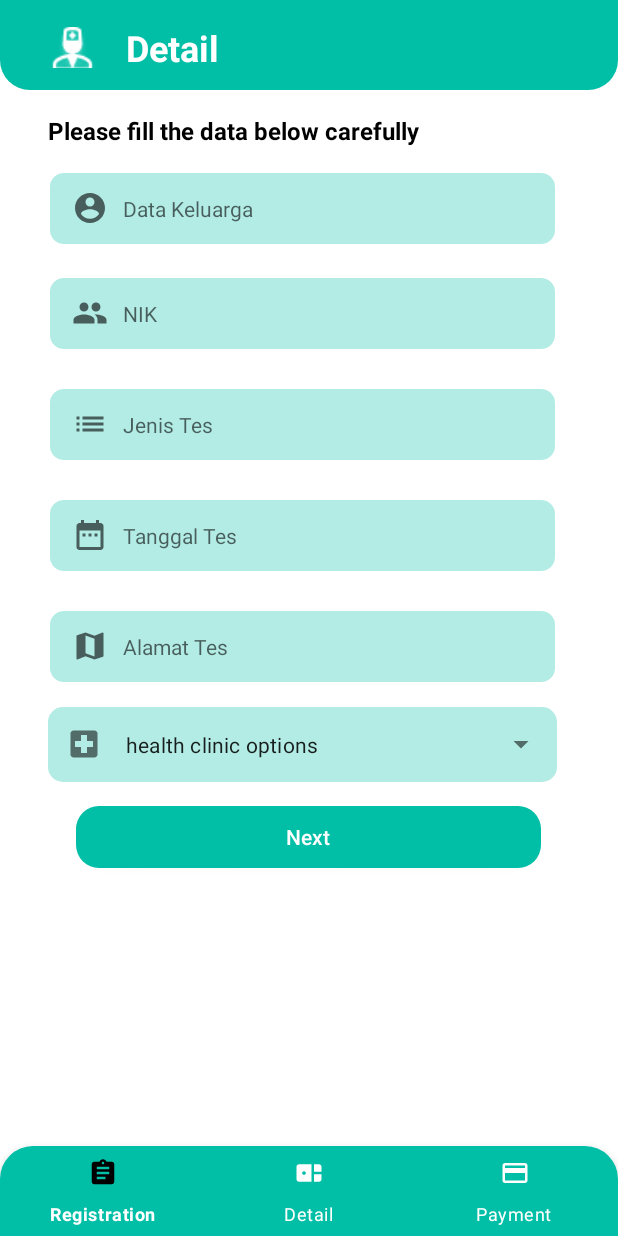
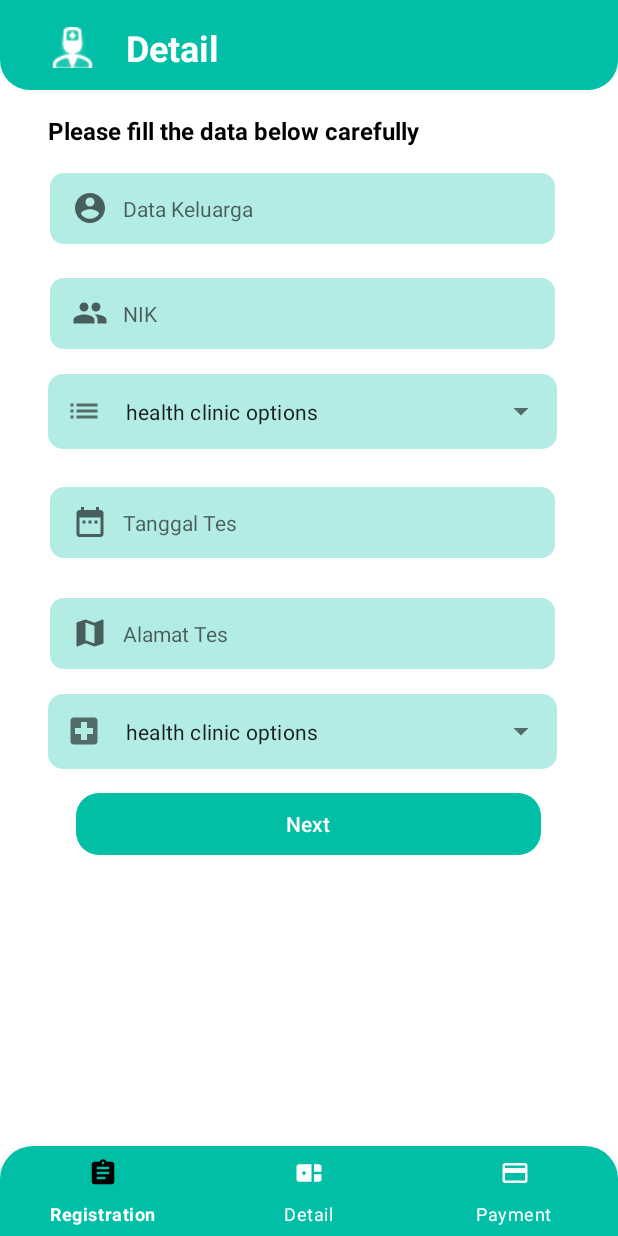
Before and after one commit to ArlPrima/DSwab, an Android app: the fragment DetailFragment placed in its activity, on a phone screen of 412 x 824 dp. Run offline under Robolectric (Android 15) with nearby library versions, the phone set to English and light mode, and no system bars.

Commit message:
jenis test update

```diff
--- a/app/src/main/java/com/example/dswap/DetailFragment.kt
+++ b/app/src/main/java/com/example/dswap/DetailFragment.kt
@@ -1,5 +1,7 @@
 package com.example.dswap
 
+import android.annotation.SuppressLint
+import android.content.Context
 import android.content.Intent
 import android.os.Bundle
 import androidx.fragment.app.Fragment
@@ -21,20 +23,28 @@ import com.google.android.material.textfield.TextInputLayout
  * create an instance of this fragment.
  */
 class DetailFragment : Fragment() {
+    @SuppressLint("ResourceType")
     override fun onViewCreated(view: View, savedInstanceState: Bundle?) {
         super.onViewCreated(view, savedInstanceState)
         var logoDetail : Button = view.findViewById(R.id.logoDetail)
         var textfield = view.findViewById<TextInputLayout>(R.id.klinik)
-//        val items = listOf("Material", "Design", "Components", "Android")// can set the list of drop down array in here
+        var textfield2 = view.findViewById<TextInputLayout>(R.id.jenisTes)
+//
+//      val items = listOf("Material", "Design", "Components", "Android")// can set the list of drop down array in here
         val rs = resources.getStringArray(R.array.RumahSakit)//using list input of dropdown in the file string in arrray name RumahSakit
-        val adapter = ArrayAdapter(requireContext(), R.layout.dropdown_rs, rs)
-        (textfield.editText as? AutoCompleteTextView)?.setAdapter(adapter)
+        val rsAdapter = ArrayAdapter(requireContext(), R.layout.dropdown_template, rs)
+        (textfield.editText as? AutoCompleteTextView)?.setAdapter(rsAdapter)
+
+        val tes = resources.getStringArray(R.array.JenisTes)
+        val tesAdapter= ArrayAdapter(requireContext(), R.layout.dropdown_template, tes)
+        (textfield2.editText as? AutoCompleteTextView)?.setAdapter(tesAdapter)
 
         logoDetail.setOnClickListener{
             var ngintenDetail = Intent(getActivity(),home::class.java)
             startActivity(ngintenDetail)
         }
     }
+
 
 
 
--- a/app/src/main/res/layout/fragment_detail.xml
+++ b/app/src/main/res/layout/fragment_detail.xml
@@ -92,21 +92,46 @@
         app:layout_constraintStart_toStartOf="@+id/dataKeluarga"
         app:layout_constraintTop_toBottomOf="@+id/dataKeluarga" />
 
-    <EditText
+    <com.google.android.material.textfield.TextInputLayout
+        style="@style/Widget.MaterialComponents.TextInputLayout.FilledBox.ExposedDropdownMenu"
         android:id="@+id/jenisTes"
         android:layout_width="0dp"
         android:layout_height="50dp"
-        android:layout_marginTop="24dp"
+        app:boxStrokeWidth="0dp"
+        app:boxStrokeWidthFocused="0dp"
+        android:layout_marginTop="15dp"
+        app:boxBackgroundColor="#B3ECE5"
         android:background="@drawable/bg_input"
-        android:drawableStart="@drawable/ic_jenistes"
-        android:drawablePadding="10dp"
-        android:hint="Jenis Tes"
-        android:inputType="text"
-        android:paddingLeft="16dp"
-        android:textSize="14dp"
+        app:layout_constraintHorizontal_bias="0.5"
+        app:boxCornerRadiusTopStart="10dp"
+        app:boxCornerRadiusTopEnd="10dp"
+        app:boxStrokeColor="@null"
+        app:boxCornerRadiusBottomEnd="10dp"
+        app:boxCornerRadiusBottomStart="10dp"
+        app:startIconDrawable="@drawable/ic_jenistes"
         app:layout_constraintEnd_toEndOf="@+id/Nik"
         app:layout_constraintStart_toStartOf="@+id/Nik"
-        app:layout_constraintTop_toBottomOf="@+id/Nik" />
+        app:layout_constraintTop_toBottomOf="@+id/Nik"
+        >
+
+        <AutoCompleteTextView
+            android:id="@+id/jenisTesBtn"
+            android:layout_width="match_parent"
+            android:layout_height="match_parent"
+            android:layout_weight="1"
+            android:background="@null"
+            android:inputType="none"
+            android:ellipsize="end"
+            android:text="health clinic options"
+            android:textSize="14dp"
+            android:paddingTop="10dp"
+            android:paddingBottom="10dp"
+            android:dropDownSelector="@drawable/bg_input"
+            android:singleLine="true"
+            tools:ignore="LabelFor"
+            android:textAlignment="viewStart"
+            />
+    </com.google.android.material.textfield.TextInputLayout>
 
     <EditText
         android:id="@+id/tanggalTes"
--- a/app/src/main/res/values/strings.xml
+++ b/app/src/main/res/values/strings.xml
@@ -5,11 +5,13 @@
     <string name="start">GET STARTED</string>
     <!-- TODO: Remove or change this placeholder text -->
     <string name="hello_blank_fragment">Hello blank fragment</string>
+
     <string-array name="RumahSakit">
         <item>RS UNAIR</item>
         <item>RSUD Dr.Soetomo</item>
         <item>RKZ surabaya</item>
     </string-array>
+
     <string-array name="JenisTes">
         <item> PCR test</item>
         <item> Antigen test</item>
```
Also changed, not shown: app/src/main/res/layout/dropdown_template.xml (renamed from app/src/main/res/layout/dropdown_rs.xml).
